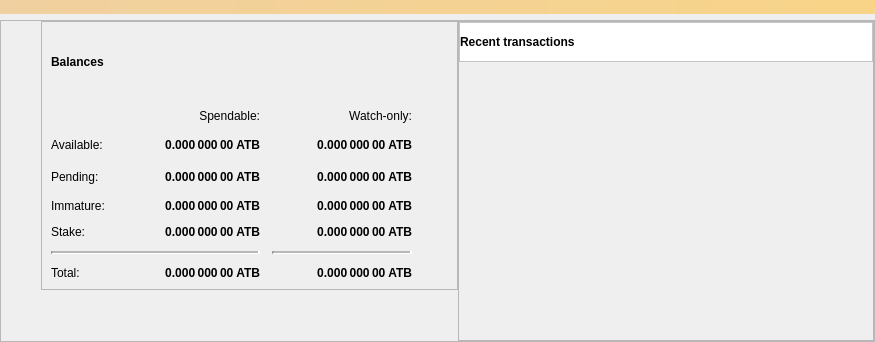
Before: the Qt Designer form src/qt/forms/overviewpage.ui in Ailein/atbcoin-insight, drawn with Qt 5.
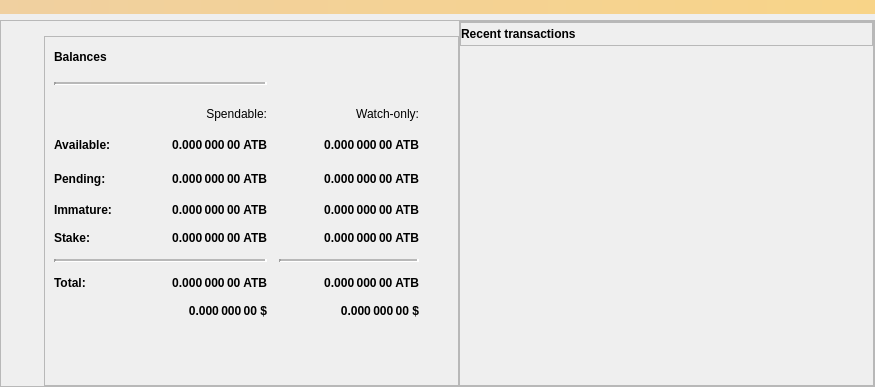
After: the same form once the commit is applied. Icons and pictures are not drawn.

What changed in the file:
```diff
--- a/src/qt/forms/overviewpage.ui
+++ b/src/qt/forms/overviewpage.ui
@@ -7,7 +7,7 @@
     <x>0</x>
     <y>0</y>
     <width>875</width>
-    <height>342</height>
+    <height>387</height>
    </rect>
   </property>
   <property name="minimumSize">
@@ -76,6 +76,12 @@
        <layout class="QHBoxLayout" name="horizontalLayout" stretch="1,1">
         <item>
          <layout class="QVBoxLayout" name="verticalLayout_2">
+          <property name="spacing">
+           <number>0</number>
+          </property>
+          <property name="topMargin">
+           <number>15</number>
+          </property>
           <item>
            <widget class="QFrame" name="frame">
             <property name="frameShape">
@@ -85,22 +91,6 @@
              <enum>QFrame::Raised</enum>
             </property>
             <layout class="QVBoxLayout" name="verticalLayout_4">
-             <item>
-              <spacer name="verticalSpacer_3">
-               <property name="orientation">
-                <enum>Qt::Vertical</enum>
-               </property>
-               <property name="sizeType">
-                <enum>QSizePolicy::Fixed</enum>
-               </property>
-               <property name="sizeHint" stdset="0">
-                <size>
-                 <width>20</width>
-                 <height>20</height>
-                </size>
-               </property>
-              </spacer>
-             </item>
              <item>
               <layout class="QHBoxLayout" name="horizontalLayout_4">
                <item>
@@ -140,8 +130,8 @@
                  </property>
                  <property name="iconSize">
                   <size>
-                   <width>24</width>
-                   <height>24</height>
+                   <width>18</width>
+                   <height>18</height>
                   </size>
                  </property>
                  <property name="flat">
@@ -165,7 +155,7 @@
               </layout>
              </item>
              <item>
-              <spacer name="verticalSpacer_2">
+              <spacer name="verticalSpacer_3">
                <property name="orientation">
                 <enum>Qt::Vertical</enum>
                </property>
@@ -175,136 +165,20 @@
                <property name="sizeHint" stdset="0">
                 <size>
                  <width>20</width>
-                 <height>30</height>
+                 <height>8</height>
                 </size>
                </property>
               </spacer>
              </item>
              <item>
               <layout class="QGridLayout" name="gridLayout">
-               <property name="spacing">
+               <property name="horizontalSpacing">
                 <number>12</number>
                </property>
-               <item row="2" column="3">
-                <widget class="QLabel" name="labelWatchPending">
-                 <property name="font">
-                  <font>
-                   <weight>75</weight>
-                   <bold>true</bold>
-                  </font>
-                 </property>
-                 <property name="cursor">
-                  <cursorShape>IBeamCursor</cursorShape>
-                 </property>
-                 <property name="toolTip">
-                  <string>Unconfirmed transactions to watch-only addresses</string>
-                 </property>
-                 <property name="text">
-                  <string notr="true">0.000 000 00 ATB</string>
-                 </property>
-                 <property name="alignment">
-                  <set>Qt::AlignRight|Qt::AlignTrailing|Qt::AlignVCenter</set>
-                 </property>
-                 <property name="textInteractionFlags">
-                  <set>Qt::LinksAccessibleByMouse|Qt::TextSelectableByKeyboard|Qt::TextSelectableByMouse</set>
-                 </property>
-                </widget>
-               </item>
-               <item row="2" column="2">
-                <widget class="QLabel" name="labelUnconfirmed">
-                 <property name="font">
-                  <font>
-                   <weight>75</weight>
-                   <bold>true</bold>
-                  </font>
-                 </property>
-                 <property name="cursor">
-                  <cursorShape>IBeamCursor</cursorShape>
-                 </property>
-                 <property name="toolTip">
-                  <string>Total of transactions that have yet to be confirmed, and do not yet count toward the spendable balance</string>
-                 </property>
-                 <property name="text">
-                  <string notr="true">0.000 000 00 ATB</string>
-                 </property>
-                 <property name="alignment">
-                  <set>Qt::AlignRight|Qt::AlignTrailing|Qt::AlignVCenter</set>
-                 </property>
-                 <property name="textInteractionFlags">
-                  <set>Qt::LinksAccessibleByMouse|Qt::TextSelectableByKeyboard|Qt::TextSelectableByMouse</set>
-                 </property>
-                </widget>
-               </item>
-               <item row="3" column="3">
-                <widget class="QLabel" name="labelWatchImmature">
-                 <property name="font">
-                  <font>
-                   <weight>75</weight>
-                   <bold>true</bold>
-                  </font>
-                 </property>
-                 <property name="cursor">
-                  <cursorShape>IBeamCursor</cursorShape>
-                 </property>
-                 <property name="toolTip">
-                  <string>Mined balance in watch-only addresses that has not yet matured</string>
-                 </property>
-                 <property name="text">
-                  <string notr="true">0.000 000 00 ATB</string>
-                 </property>
-                 <property name="alignment">
-                  <set>Qt::AlignRight|Qt::AlignTrailing|Qt::AlignVCenter</set>
-                 </property>
-                 <property name="textInteractionFlags">
-                  <set>Qt::LinksAccessibleByMouse|Qt::TextSelectableByKeyboard|Qt::TextSelectableByMouse</set>
-                 </property>
-                </widget>
-               </item>
-               <item row="2" column="4">
-                <spacer name="horizontalSpacer_2">
-                 <property name="orientation">
-                  <enum>Qt::Horizontal</enum>
-                 </property>
-                 <property name="sizeHint" stdset="0">
-                  <size>
-                   <width>40</width>
-                   <height>20</height>
-                  </size>
-                 </property>
-                </spacer>
-               </item>
-               <item row="5" column="0" colspan="3">
-                <widget class="Line" name="line">
-                 <property name="sizeIncrement">
-                  <size>
-                   <width>0</width>
-                   <height>0</height>
-                  </size>
-                 </property>
-                 <property name="baseSize">
-                  <size>
-                   <width>0</width>
-                   <height>0</height>
-                  </size>
-                 </property>
-                 <property name="autoFillBackground">
-                  <bool>true</bool>
-                 </property>
-                 <property name="styleSheet">
-                  <string notr="true"/>
-                 </property>
-                 <property name="lineWidth">
-                  <number>2</number>
-                 </property>
-                 <property name="midLineWidth">
-                  <number>2</number>
-                 </property>
-                 <property name="orientation">
-                  <enum>Qt::Horizontal</enum>
-                 </property>
-                </widget>
-               </item>
-               <item row="5" column="3">
+               <property name="verticalSpacing">
+                <number>14</number>
+               </property>
+               <item row="7" column="3">
                 <widget class="Line" name="lineWatchBalance">
                  <property name="sizePolicy">
                   <sizepolicy hsizetype="Preferred" vsizetype="Fixed">
@@ -329,14 +203,20 @@
                  </property>
                 </widget>
                </item>
-               <item row="6" column="0">
+               <item row="8" column="0">
                 <widget class="QLabel" name="labelTotalText">
+                 <property name="font">
+                  <font>
+                   <weight>75</weight>
+                   <bold>true</bold>
+                  </font>
+                 </property>
                  <property name="text">
                   <string>Total:</string>
                  </property>
                 </widget>
                </item>
-               <item row="3" column="2">
+               <item row="5" column="2">
                 <widget class="QLabel" name="labelImmature">
                  <property name="font">
                   <font>
@@ -345,7 +225,7 @@
                   </font>
                  </property>
                  <property name="cursor">
-                  <cursorShape>IBeamCursor</cursorShape>
+                  <cursorShape>ArrowCursor</cursorShape>
                  </property>
                  <property name="toolTip">
                   <string>Mined balance that has not yet matured</string>
@@ -361,14 +241,20 @@
                  </property>
                 </widget>
                </item>
-               <item row="3" column="0">
+               <item row="5" column="0">
                 <widget class="QLabel" name="labelImmatureText">
+                 <property name="font">
+                  <font>
+                   <weight>75</weight>
+                   <bold>true</bold>
+                  </font>
+                 </property>
                  <property name="text">
                   <string>Immature:</string>
                  </property>
                 </widget>
                </item>
-               <item row="6" column="2">
+               <item row="8" column="2">
                 <widget class="QLabel" name="labelTotal">
                  <property name="font">
                   <font>
@@ -377,7 +263,7 @@
                   </font>
                  </property>
                  <property name="cursor">
-                  <cursorShape>IBeamCursor</cursorShape>
+                  <cursorShape>ArrowCursor</cursorShape>
                  </property>
                  <property name="toolTip">
                   <string>Your current total balance</string>
@@ -393,7 +279,7 @@
                  </property>
                 </widget>
                </item>
-               <item row="6" column="3">
+               <item row="8" column="3">
                 <widget class="QLabel" name="labelWatchTotal">
                  <property name="font">
                   <font>
@@ -402,7 +288,7 @@
                   </font>
                  </property>
                  <property name="cursor">
-                  <cursorShape>IBeamCursor</cursorShape>
+                  <cursorShape>ArrowCursor</cursorShape>
                  </property>
                  <property name="toolTip">
                   <string>Current total balance in watch-only addresses</string>
@@ -418,7 +304,7 @@
                  </property>
                 </widget>
                </item>
-               <item row="0" column="3">
+               <item row="2" column="3">
                 <widget class="QLabel" name="labelWatchonly">
                  <property name="text">
                   <string>Watch-only:</string>
@@ -428,14 +314,20 @@
                  </property>
                 </widget>
                </item>
-               <item row="1" column="0">
+               <item row="3" column="0">
                 <widget class="QLabel" name="labelBalanceText">
+                 <property name="font">
+                  <font>
+                   <weight>75</weight>
+                   <bold>true</bold>
+                  </font>
+                 </property>
                  <property name="text">
                   <string>Available:</string>
                  </property>
                 </widget>
                </item>
-               <item row="1" column="2">
+               <item row="3" column="2">
                 <widget class="QLabel" name="labelBalance">
                  <property name="font">
                   <font>
@@ -444,7 +336,7 @@
                   </font>
                  </property>
                  <property name="cursor">
-                  <cursorShape>IBeamCursor</cursorShape>
+                  <cursorShape>ArrowCursor</cursorShape>
                  </property>
                  <property name="toolTip">
                   <string>Your current spendable balance</string>
@@ -460,7 +352,7 @@
                  </property>
                 </widget>
                </item>
-               <item row="1" column="3">
+               <item row="3" column="3">
                 <widget class="QLabel" name="labelWatchAvailable">
                  <property name="font">
                   <font>
@@ -469,7 +361,7 @@
                   </font>
                  </property>
                  <property name="cursor">
-                  <cursorShape>IBeamCursor</cursorShape>
+                  <cursorShape>ArrowCursor</cursorShape>
                  </property>
                  <property name="toolTip">
                   <string>Your current balance in watch-only addresses</string>
@@ -485,14 +377,51 @@
                  </property>
                 </widget>
                </item>
-               <item row="2" column="0">
+               <item row="4" column="0">
                 <widget class="QLabel" name="labelPendingText">
+                 <property name="font">
+                  <font>
+                   <weight>75</weight>
+                   <bold>true</bold>
+                  </font>
+                 </property>
                  <property name="text">
                   <string>Pending:</string>
                  </property>
                 </widget>
                </item>
-               <item row="0" column="2">
+               <item row="0" column="0" colspan="3">
+                <widget class="Line" name="line_3">
+                 <property name="sizeIncrement">
+                  <size>
+                   <width>0</width>
+                   <height>0</height>
+                  </size>
+                 </property>
+                 <property name="baseSize">
+                  <size>
+                   <width>0</width>
+                   <height>0</height>
+                  </size>
+                 </property>
+                 <property name="autoFillBackground">
+                  <bool>true</bool>
+                 </property>
+                 <property name="styleSheet">
+                  <string notr="true"/>
+                 </property>
+                 <property name="lineWidth">
+                  <number>2</number>
+                 </property>
+                 <property name="midLineWidth">
+                  <number>2</number>
+                 </property>
+                 <property name="orientation">
+                  <enum>Qt::Horizontal</enum>
+                 </property>
+                </widget>
+               </item>
+               <item row="2" column="2">
                 <widget class="QLabel" name="labelSpendable">
                  <property name="text">
                   <string>Spendable:</string>
@@ -502,14 +431,20 @@
                  </property>
                 </widget>
                </item>
-               <item row="4" column="0">
+               <item row="6" column="0">
                 <widget class="QLabel" name="labelStakeText">
+                 <property name="font">
+                  <font>
+                   <weight>75</weight>
+                   <bold>true</bold>
+                  </font>
+                 </property>
                  <property name="text">
                   <string>Stake:</string>
                  </property>
                 </widget>
                </item>
-               <item row="4" column="2">
+               <item row="6" column="2">
                 <widget class="QLabel" name="labelStake">
                  <property name="font">
                   <font>
@@ -518,7 +453,7 @@
                   </font>
                  </property>
                  <property name="cursor">
-                  <cursorShape>IBeamCursor</cursorShape>
+                  <cursorShape>ArrowCursor</cursorShape>
                  </property>
                  <property name="toolTip">
                   <string>Staked balance that has not yet matured</string>
@@ -534,7 +469,7 @@
                  </property>
                 </widget>
                </item>
-               <item row="4" column="3">
+               <item row="6" column="3">
                 <widget class="QLabel" name="labelWatchStake">
                  <property name="font">
                   <font>
@@ -543,7 +478,7 @@
                   </font>
                  </property>
                  <property name="cursor">
-                  <cursorShape>IBeamCursor</cursorShape>
+                  <cursorShape>ArrowCursor</cursorShape>
                  </property>
                  <property name="toolTip">
                   <string>Staked balance in watch-only addresses that has not yet matured</string>
@@ -559,7 +494,7 @@
                  </property>
                 </widget>
                </item>
-               <item row="1" column="1">
+               <item row="3" column="1">
                 <spacer name="horizontalSpacer_4">
                  <property name="orientation">
                   <enum>Qt::Horizontal</enum>
@@ -572,7 +507,7 @@
                  </property>
                 </spacer>
                </item>
-               <item row="2" column="1">
+               <item row="4" column="1">
                 <spacer name="horizontalSpacer_5">
                  <property name="orientation">
                   <enum>Qt::Horizontal</enum>
@@ -585,24 +520,212 @@
                  </property>
                 </spacer>
                </item>
+               <item row="4" column="3">
+                <widget class="QLabel" name="labelWatchPending">
+                 <property name="font">
+                  <font>
+                   <weight>75</weight>
+                   <bold>true</bold>
+                  </font>
+                 </property>
+                 <property name="cursor">
+                  <cursorShape>ArrowCursor</cursorShape>
+                 </property>
+                 <property name="toolTip">
+                  <string>Unconfirmed transactions to watch-only addresses</string>
+                 </property>
+                 <property name="text">
+                  <string notr="true">0.000 000 00 ATB</string>
+                 </property>
+                 <property name="alignment">
+                  <set>Qt::AlignRight|Qt::AlignTrailing|Qt::AlignVCenter</set>
+                 </property>
+                 <property name="textInteractionFlags">
+                  <set>Qt::LinksAccessibleByMouse|Qt::TextSelectableByKeyboard|Qt::TextSelectableByMouse</set>
+                 </property>
+                </widget>
+               </item>
+               <item row="4" column="2">
+                <widget class="QLabel" name="labelUnconfirmed">
+                 <property name="font">
+                  <font>
+                   <weight>75</weight>
+                   <bold>true</bold>
+                  </font>
+                 </property>
+                 <property name="cursor">
+                  <cursorShape>ArrowCursor</cursorShape>
+                 </property>
+                 <property name="toolTip">
+                  <string>Total of transactions that have yet to be confirmed, and do not yet count toward the spendable balance</string>
+                 </property>
+                 <property name="text">
+                  <string notr="true">0.000 000 00 ATB</string>
+                 </property>
+                 <property name="alignment">
+                  <set>Qt::AlignRight|Qt::AlignTrailing|Qt::AlignVCenter</set>
+                 </property>
+                 <property name="textInteractionFlags">
+                  <set>Qt::LinksAccessibleByMouse|Qt::TextSelectableByKeyboard|Qt::TextSelectableByMouse</set>
+                 </property>
+                </widget>
+               </item>
+               <item row="5" column="3">
+                <widget class="QLabel" name="labelWatchImmature">
+                 <property name="font">
+                  <font>
+                   <weight>75</weight>
+                   <bold>true</bold>
+                  </font>
+                 </property>
+                 <property name="cursor">
+                  <cursorShape>ArrowCursor</cursorShape>
+                 </property>
+                 <property name="toolTip">
+                  <string>Mined balance in watch-only addresses that has not yet matured</string>
+                 </property>
+                 <property name="text">
+                  <string notr="true">0.000 000 00 ATB</string>
+                 </property>
+                 <property name="alignment">
+                  <set>Qt::AlignRight|Qt::AlignTrailing|Qt::AlignVCenter</set>
+                 </property>
+                 <property name="textInteractionFlags">
+                  <set>Qt::LinksAccessibleByMouse|Qt::TextSelectableByKeyboard|Qt::TextSelectableByMouse</set>
+                 </property>
+                </widget>
+               </item>
+               <item row="4" column="4">
+                <spacer name="horizontalSpacer_2">
+                 <property name="orientation">
+                  <enum>Qt::Horizontal</enum>
+                 </property>
+                 <property name="sizeType">
+                  <enum>QSizePolicy::Fixed</enum>
+                 </property>
+                 <property name="sizeHint" stdset="0">
+                  <size>
+                   <width>30</width>
+                   <height>20</height>
+                  </size>
+                 </property>
+                </spacer>
+               </item>
+               <item row="9" column="2">
+                <widget class="QLabel" name="LabelDollar">
+                 <property name="font">
+                  <font>
+                   <weight>75</weight>
+                   <bold>true</bold>
+                  </font>
+                 </property>
+                 <property name="cursor">
+                  <cursorShape>ArrowCursor</cursorShape>
+                 </property>
+                 <property name="toolTip">
+                  <string>Current total balance in watch-only addresses</string>
+                 </property>
+                 <property name="text">
+                  <string notr="true">0.000 000 00 $</string>
+                 </property>
+                 <property name="alignment">
+                  <set>Qt::AlignRight|Qt::AlignTrailing|Qt::AlignVCenter</set>
+                 </property>
+                 <property name="textInteractionFlags">
+                  <set>Qt::LinksAccessibleByMouse|Qt::TextSelectableByKeyboard|Qt::TextSelectableByMouse</set>
+                 </property>
+                </widget>
+               </item>
+               <item row="9" column="3">
+                <widget class="QLabel" name="LabelDollar_watchonly">
+                 <property name="font">
+                  <font>
+                   <weight>75</weight>
+                   <bold>true</bold>
+                  </font>
+                 </property>
+                 <property name="cursor">
+                  <cursorShape>ArrowCursor</cursorShape>
+                 </property>
+                 <property name="toolTip">
+                  <string>Current total balance in watch-only addresses</string>
+                 </property>
+                 <property name="text">
+                  <string notr="true">0.000 000 00 $</string>
+                 </property>
+                 <property name="alignment">
+                  <set>Qt::AlignRight|Qt::AlignTrailing|Qt::AlignVCenter</set>
+                 </property>
+                 <property name="textInteractionFlags">
+                  <set>Qt::LinksAccessibleByMouse|Qt::TextSelectableByKeyboard|Qt::TextSelectableByMouse</set>
+                 </property>
+                </widget>
+               </item>
+               <item row="7" column="0" colspan="3">
+                <widget class="Line" name="line">
+                 <property name="sizeIncrement">
+                  <size>
+                   <width>0</width>
+                   <height>0</height>
+                  </size>
+                 </property>
+                 <property name="baseSize">
+                  <size>
+                   <width>0</width>
+                   <height>0</height>
+                  </size>
+                 </property>
+                 <property name="autoFillBackground">
+                  <bool>true</bool>
+                 </property>
+                 <property name="styleSheet">
+                  <string notr="true"/>
+                 </property>
+                 <property name="lineWidth">
+                  <number>2</number>
+                 </property>
+                 <property name="midLineWidth">
+                  <number>2</number>
+                 </property>
+                 <property name="orientation">
+                  <enum>Qt::Horizontal</enum>
+                 </property>
+                </widget>
+               </item>
+               <item row="1" column="2">
+                <spacer name="verticalSpacer_2">
+                 <property name="orientation">
+                  <enum>Qt::Vertical</enum>
+                 </property>
+                 <property name="sizeType">
+                  <enum>QSizePolicy::Fixed</enum>
+                 </property>
+                 <property name="sizeHint" stdset="0">
+                  <size>
+                   <width>20</width>
+                   <height>8</height>
+                  </size>
+                 </property>
+                </spacer>
+               </item>
               </layout>
              </item>
+             <item>
+              <spacer name="verticalSpacer">
+               <property name="orientation">
+                <enum>Qt::Vertical</enum>
+               </property>
+               <property name="sizeHint" stdset="0">
+                <size>
+                 <width>20</width>
+                 <height>40</height>
+                </size>
+               </property>
+              </spacer>
+             </item>
             </layout>
            </widget>
           </item>
-          <item>
-           <spacer name="verticalSpacer">
-            <property name="orientation">
-             <enum>Qt::Vertical</enum>
-            </property>
-            <property name="sizeHint" stdset="0">
-             <size>
-              <width>20</width>
-              <height>40</height>
-             </size>
-            </property>
-           </spacer>
-          </item>
          </layout>
         </item>
         <item>
@@ -635,15 +758,21 @@
               <number>0</number>
              </property>
              <item>
-              <widget class="QFrame" name="frame_3">
+              <widget class="QFrame" name="OverViewHead">
                <property name="minimumSize">
                 <size>
                  <width>0</width>
-                 <height>40</height>
+                 <height>0</height>
+                </size>
+               </property>
+               <property name="maximumSize">
+                <size>
+                 <width>16777215</width>
+                 <height>16777215</height>
                 </size>
                </property>
                <property name="styleSheet">
-                <string notr="true">background-color: rgb(255, 255, 255);</string>
+                <string notr="true"/>
                </property>
                <property name="locale">
                 <locale language="Russian" country="Russia"/>
@@ -685,6 +814,19 @@
                     </property>
                    </widget>
                   </item>
+                  <item>
+                   <spacer name="horizontalSpacer">
+                    <property name="orientation">
+                     <enum>Qt::Horizontal</enum>
+                    </property>
+                    <property name="sizeHint" stdset="0">
+                     <size>
+                      <width>40</width>
+                      <height>20</height>
+                     </size>
+                    </property>
+                   </spacer>
+                  </item>
                   <item>
                    <widget class="QPushButton" name="labelTransactionsStatus">
                     <property name="enabled">
@@ -709,8 +851,8 @@
                     </property>
                     <property name="iconSize">
                      <size>
-                      <width>24</width>
-                      <height>24</height>
+                      <width>18</width>
+                      <height>18</height>
                      </size>
                     </property>
                     <property name="flat">
@@ -718,19 +860,6 @@
                     </property>
                    </widget>
                   </item>
-                  <item>
-                   <spacer name="horizontalSpacer">
-                    <property name="orientation">
-                     <enum>Qt::Horizontal</enum>
-                    </property>
-                    <property name="sizeHint" stdset="0">
-                     <size>
-                      <width>40</width>
-                      <height>20</height>
-                     </size>
-                    </property>
-                   </spacer>
-                  </item>
                  </layout>
                 </item>
                </layout>
@@ -778,7 +907,7 @@
         </property>
         <property name="sizeHint" stdset="0">
          <size>
-          <width>40</width>
+          <width>43</width>
           <height>20</height>
          </size>
         </property>
```
